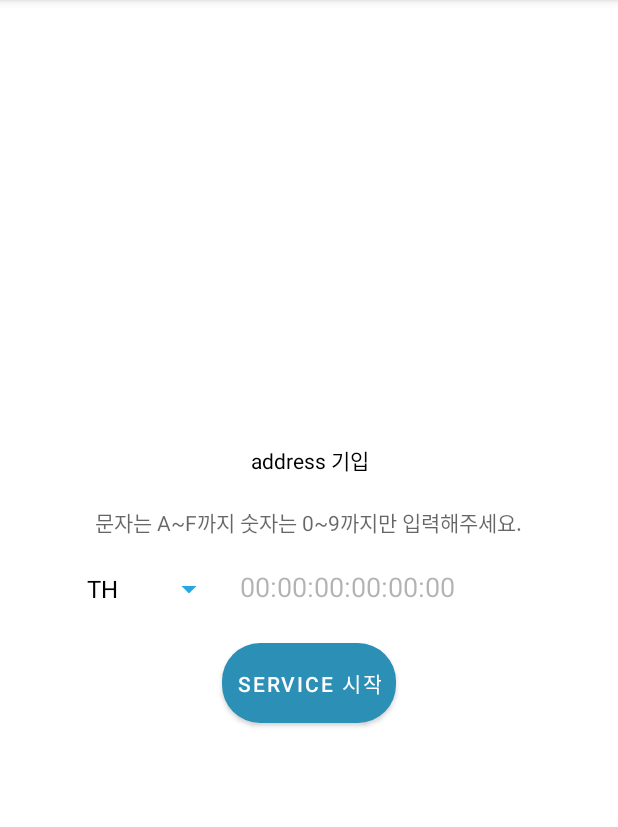
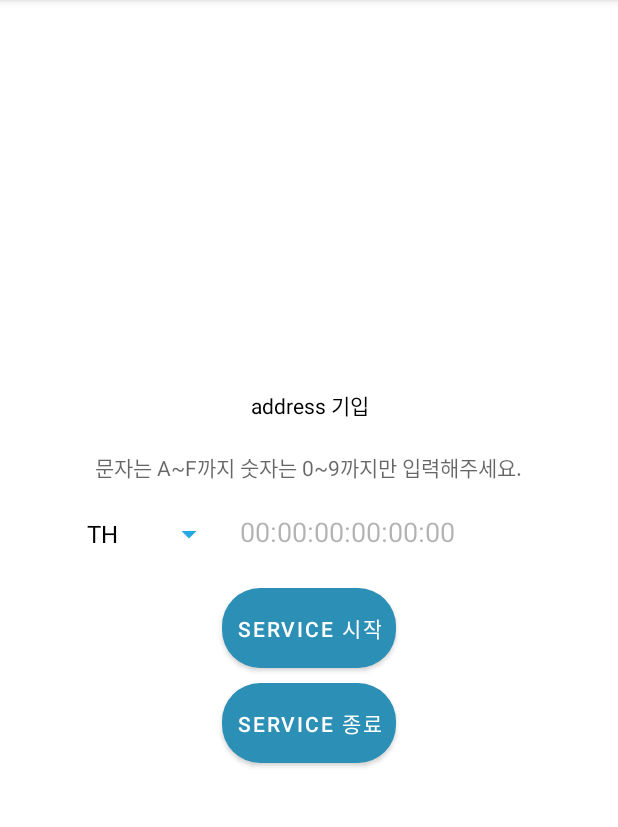
Before and after one commit to kkkb1114/Hysorpatch, an Android app: the screen it shows after launch (MainActivity), on a phone screen of 412 x 824 dp, the part 84-911 px from its top. Run offline under Robolectric (Android 15) with nearby library versions, the phone set to English and light mode, and no system bars.

Commit message:
2023.03.31 1. 서비스 종료 버튼 추가

```diff
--- a/app/src/main/java/kkkb1114/sampleproject/hysorpatch/MainActivity.java
+++ b/app/src/main/java/kkkb1114/sampleproject/hysorpatch/MainActivity.java
@@ -31,7 +31,7 @@ public class MainActivity extends AppCompatActivity {
     public static MainActivity mainActivity;
     public PermissionManager permissionManager;
 
-    Button serviceBtn;
+    Button serviceBtn, bt_serviceStop;
 
     EditText et_address;
     String address = " ";
@@ -59,6 +59,7 @@ public class MainActivity extends AppCompatActivity {
     public void initView()
     {
         serviceBtn = (Button) findViewById(R.id.bt_serviceStart);
+        bt_serviceStop = (Button) findViewById(R.id.bt_serviceStop);
         et_address = (EditText) findViewById(R.id.et_address);
         spinner = (Spinner)findViewById(R.id.spinner);
         ArrayAdapter sAdapter = ArrayAdapter.createFromResource(this, R.array.my_array, android.R.layout.simple_spinner_dropdown_item);
@@ -85,6 +86,14 @@ public class MainActivity extends AppCompatActivity {
                     }
                     startTestService(String.valueOf(et_address.getText()),String.valueOf(spinner.getSelectedItem()));
                 }
+            }
+        });
+
+        bt_serviceStop.setOnClickListener(new View.OnClickListener() {
+            @Override
+            public void onClick(View view) {
+                Intent intent = new Intent(context, TestService.class);
+                context.stopService(intent);
             }
         });
 
--- a/app/src/main/res/layout/activity_main.xml
+++ b/app/src/main/res/layout/activity_main.xml
@@ -69,5 +69,15 @@
         android:text="Service 시작"
         android:textColor="@color/white" />
 
+    <Button
+        android:id="@+id/bt_serviceStop"
+        android:layout_width="wrap_content"
+        android:layout_height="wrap_content"
+        android:layout_margin="10dp"
+        android:background="@drawable/rounded_corners_red"
+        android:padding="10dp"
+        android:text="Service 종료"
+        android:textColor="@color/white" />
+
 
 </LinearLayout>
```
